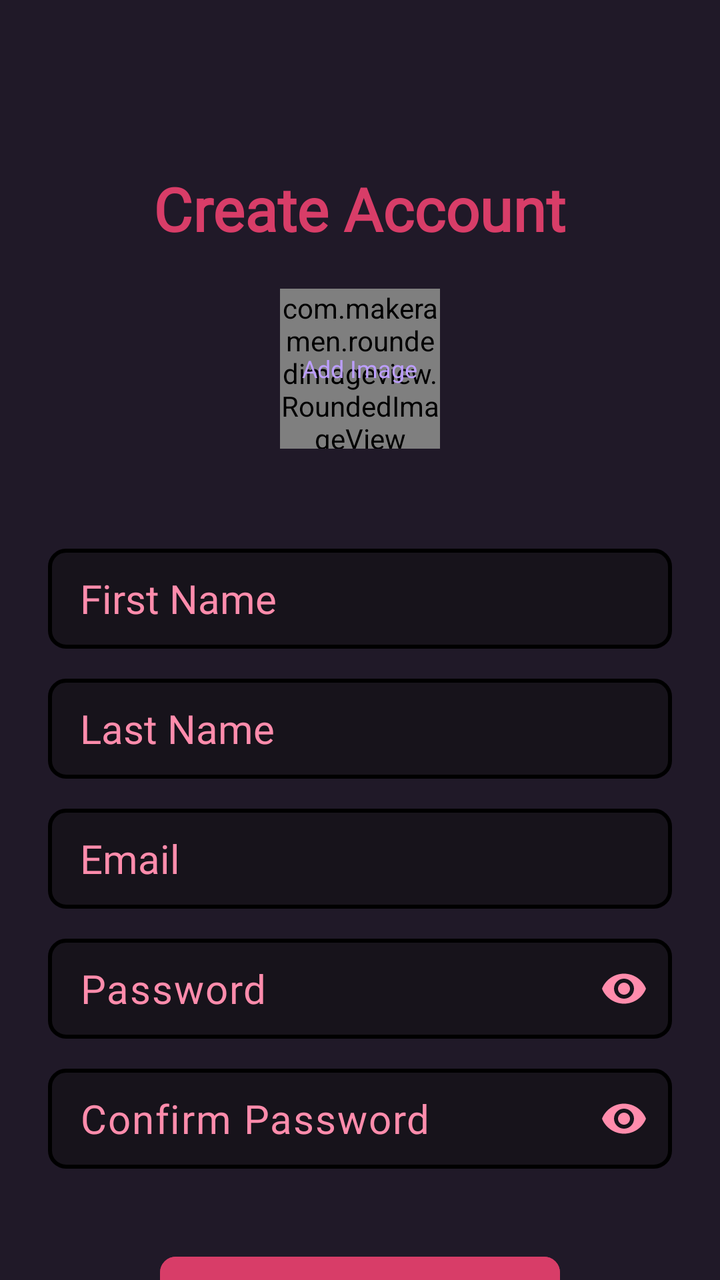
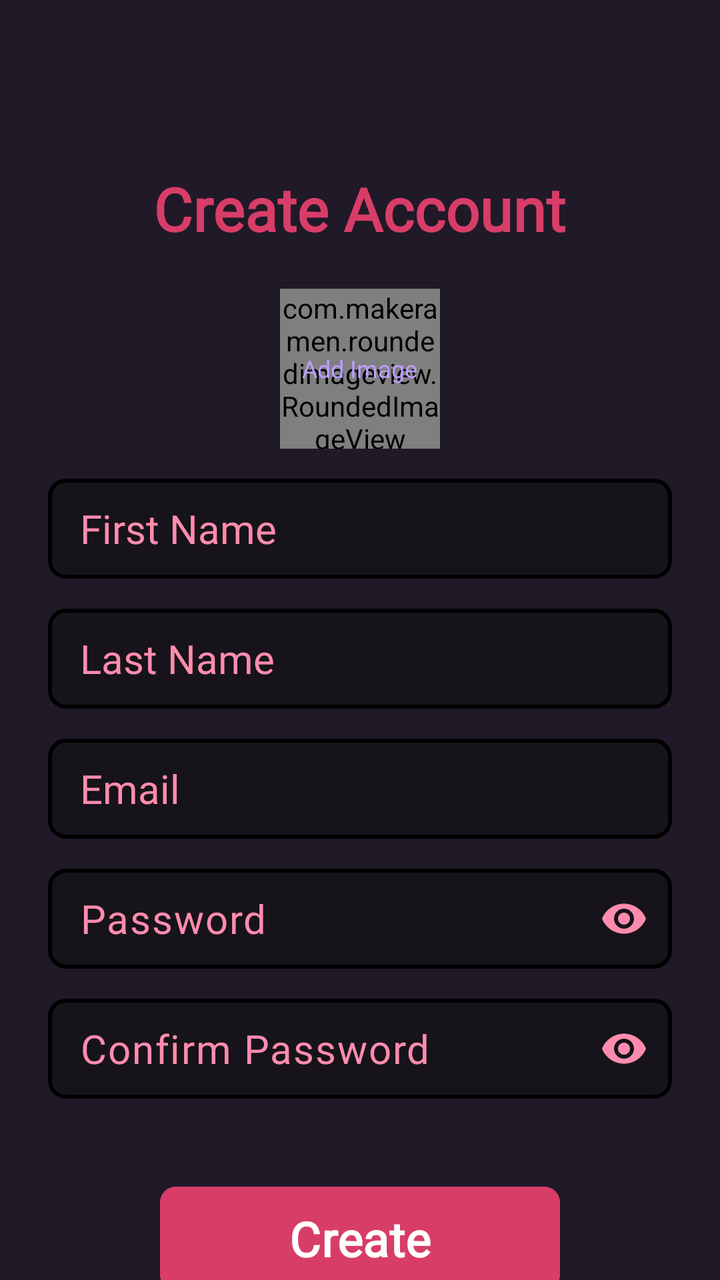

Before-and-after screenshots of an Android layout around one commit, followed by the original layout XML and the change that was made.
<!-- AndroidManifest.xml: application theme Theme.Chatapp -->
<!-- res/layout/activity_sign_up.xml -->
<?xml version="1.0" encoding="utf-8"?>
<ScrollView xmlns:android="http://schemas.android.com/apk/res/android"
    xmlns:app="http://schemas.android.com/apk/res-auto"
    xmlns:tools="http://schemas.android.com/tools"
    android:id="@+id/signUp"
    android:layout_width="match_parent"
    android:layout_height="match_parent"
    android:clipToPadding="false"
    android:overScrollMode="never"
    android:padding="24dp"
    android:scrollbars="none"
    android:background="@color/background"
    tools:context=".activities.CreateAccountActivity">

    <LinearLayout
        android:layout_width="match_parent"
        android:layout_height="wrap_content"
        android:gravity="center_horizontal"
        android:orientation="vertical">

        <TextView
            android:layout_width="wrap_content"
            android:layout_height="wrap_content"
            android:layout_marginTop="60dp"
            android:fontFamily="@font/courgette"
            android:text="@string/create_account"
            android:textColor="@color/primary"
            android:textSize="30sp"
            android:textStyle="bold" />

        
        <FrameLayout
            android:id="@+id/layoutImage"
            android:layout_width="wrap_content"
            android:layout_height="wrap_content"
            android:layout_marginTop="20dp">

            <com.makeramen.roundedimageview.RoundedImageView
            android:id="@+id/profileImage"
            android:layout_width="80dp"
            android:layout_height="80dp"
            android:background="@drawable/background_image"
            android:scaleType="centerCrop"
            app:riv_oval="true"/>

            <TextView
                android:id="@+id/textAddImage"
                android:layout_width="wrap_content"
                android:layout_height="wrap_content"
                android:layout_gravity="center"
                android:fontFamily="@font/courgette"
                android:text="@string/add_image"
                android:textColor="@color/secondary_text"
                android:textSize="12sp"/>

        </FrameLayout>

        
        <EditText
            android:id="@+id/inputFirstName"
            android:hint="@string/hint_first_name"
            android:inputType="textPersonName"
            android:layout_marginTop="50dp"
            style="@style/input_field"/>

        <EditText
            android:id="@+id/inputLastName"
            android:hint="@string/hint_last_name"
            android:inputType="textPersonName"
            style="@style/input_field"/>

        <EditText
            android:id="@+id/inputEmail"
            android:hint="@string/hint_email"
            android:inputType="textEmailAddress"
            style="@style/input_field"/>

        
        <com.google.android.material.textfield.TextInputLayout
            android:layout_width="match_parent"
            android:layout_height="wrap_content"
            android:layout_marginTop="15dp"
            app:endIconMode="password_toggle"
            app:endIconTint="@color/see_password_icon"
            app:hintEnabled="false"
            app:boxBackgroundMode="none">

            <com.google.android.material.textfield.TextInputEditText
                android:id="@+id/inputPassword"
                android:hint="@string/hint_password"
                android:inputType="textPassword"
                android:paddingTop="0dp"
                android:paddingBottom="0dp"
                style="@style/input_field"/>

        </com.google.android.material.textfield.TextInputLayout>

        
        <com.google.android.material.textfield.TextInputLayout
            android:layout_width="match_parent"
            android:layout_height="wrap_content"
            android:layout_marginTop="15dp"
            app:endIconMode="password_toggle"
            app:endIconTint="@color/see_password_icon"
            app:hintEnabled="false"
            app:boxBackgroundMode="none">

            <com.google.android.material.textfield.TextInputEditText
                android:id="@+id/inputConfirmPassword"
                android:hint="@string/confirm_password"
                android:inputType="textPassword"
                android:paddingTop="0dp"
                android:paddingBottom="0dp"
                style="@style/input_field"/>

        </com.google.android.material.textfield.TextInputLayout>

        
        <FrameLayout
            android:layout_width="match_parent"
            android:layout_height="match_parent">

            <com.google.android.material.button.MaterialButton
                android:id="@+id/btn_create"
                android:layout_width="200dp"
                android:layout_height="60dp"
                android:layout_marginTop="40dp"
                android:layout_gravity="top|center"
                android:backgroundTint="@color/primary"
                android:fontFamily="@font/courgette"
                android:text="@string/create_button_text"
                android:textColor="@color/white"
                android:textSize="24sp"
                android:textStyle="bold"
                app:cornerRadius="8sp"/>

            <ProgressBar
                android:id="@+id/progressBar"
                android:layout_width="25dp"
                android:layout_height="25dp"
                android:layout_gravity="center"
                android:visibility="invisible"/>

        </FrameLayout>

        <TextView
            android:id="@+id/textSignIn"
            android:layout_width="wrap_content"
            android:layout_height="wrap_content"
            android:layout_marginTop="20dp"
            android:fontFamily="@font/courgette"
            android:text="@string/login"
            android:textColor="@color/primary"
            android:textSize="24sp"
            android:textStyle="bold"/>

    </LinearLayout>

</ScrollView>
<!-- resources referenced by this layout -->
<resources>
  <color name="background">#201928</color>
  <color name="primary">#FFD83D68</color>
  <color name="secondary_text">#BC9EFF</color>
  <color name="see_password_icon">#FF8CAC</color>
  <color name="white">#FFFFFFFF</color>
  <!-- drawable background_image (drawable) -->
  <?xml version="1.0" encoding="utf-8"?>
  <shape xmlns:android="http://schemas.android.com/apk/res/android" android:shape="oval">
      <solid android:color="@color/background_icon"/>
      <stroke
          android:color="@color/black"
          android:width="2dp"/>
  </shape>
  <string name="add_image">Add Image</string>
  <string name="confirm_password">Confirm Password</string>
  <string name="create_account">Create Account</string>
  <string name="create_button_text">Create</string>
  <string name="hint_email">Email</string>
  <string name="hint_first_name">First Name</string>
  <string name="hint_last_name">Last Name</string>
  <string name="hint_password">Password</string>
  <string name="login">Login</string>
  <style name="input_field">
          <item name="android:layout_width">match_parent</item>
          <item name="android:layout_height">50dp</item>
          <item name="android:layout_marginTop">15dp</item>
          <item name="android:fontFamily">@font/courgette</item>
          <item name="android:background">@drawable/background_input</item>
          <item name="android:imeOptions">actionNext</item>
          <item name="android:importantForAutofill">no</item>
          <item name="android:paddingStart">16dp</item>
          <item name="android:paddingEnd">16dp</item>
          <item name="android:textColor">@color/primary_text</item>
          <item name="android:textColorHint">@color/primary_text</item>
          <item name="android:textSize">20sp</item>
      </style>
  <style name="Theme.Chatapp" parent="Base.Theme.Chatapp" />
  <color name="background_icon">#17131B</color>
  <color name="black">#FF000000</color>
  <!-- drawable background_input (drawable) -->
  <?xml version="1.0" encoding="utf-8"?>
  <shape xmlns:android="http://schemas.android.com/apk/res/android"
      android:shape="rectangle">
      <corners android:radius="8dp"/>
      <solid android:color="@color/background_input"/>
      <stroke
          android:width="2dp"
          android:color="@color/black"/>
  </shape>
  <color name="primary_text">#FF8CAC</color>
  <style name="Base.Theme.Chatapp" parent="Theme.Material3.DayNight.NoActionBar">
          
          <item name="colorPrimary">@color/primary</item>
          <item name="android:statusBarColor">@color/primary</item>
          
      </style>
  <color name="background_input">#17131B</color>
</resources>

<!-- the commit's change to res/layout/activity_sign_up.xml (unified diff, before → after) -->
@@ -60,7 +60,6 @@
             android:id="@+id/inputFirstName"
             android:hint="@string/hint_first_name"
             android:inputType="textPersonName"
-            android:layout_marginTop="50dp"
             style="@style/input_field"/>
 
         <EditText
